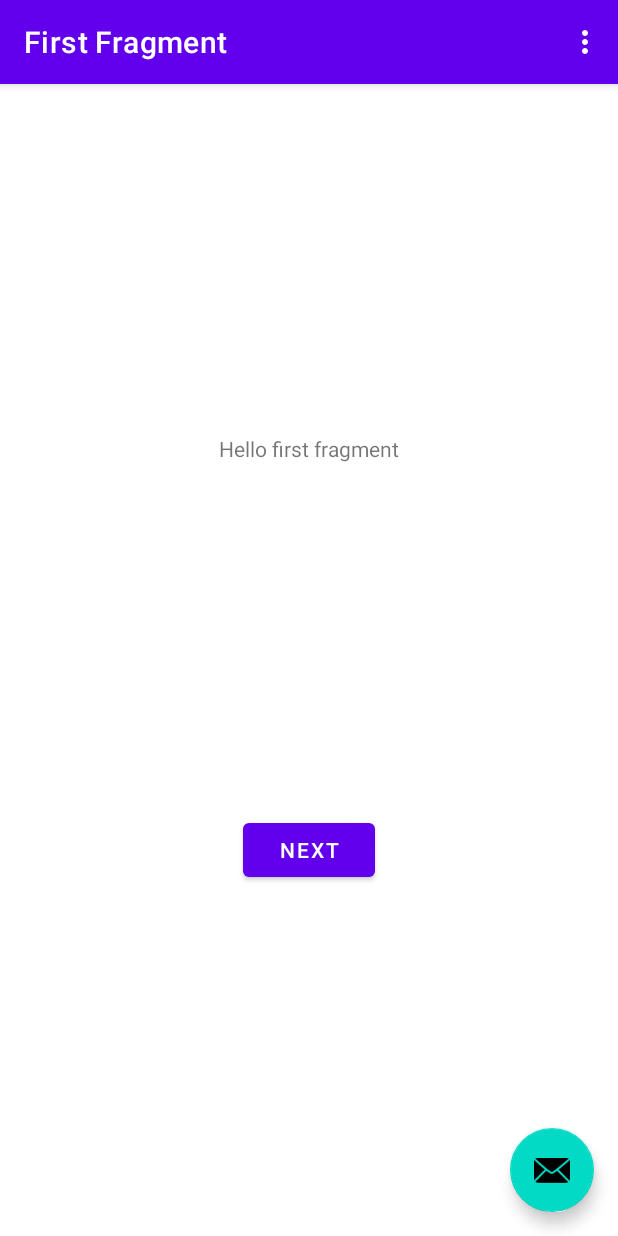
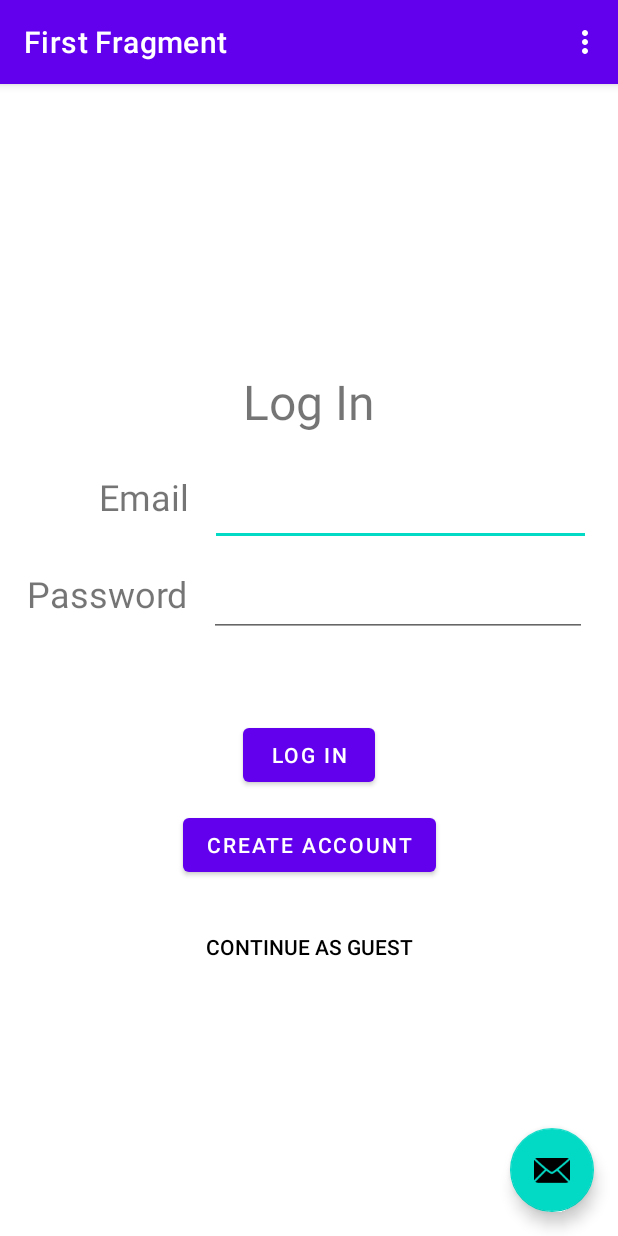
Before and after one commit to yosephkimm/Scavenge, an Android app: the screen it shows after launch (MainActivity), on a phone screen of 412 x 824 dp. Run offline under Robolectric (Android 15) with nearby library versions, the phone set to English and light mode, and no system bars; our stand-ins replace navigation-ui.

Commit message:
added log in page fragment. create account and continue as guest buttons are non-functional

```diff
--- a/app/src/main/res/layout/fragment_first.xml
+++ b/app/src/main/res/layout/fragment_first.xml
@@ -10,7 +10,8 @@
         android:id="@+id/textview_first"
         android:layout_width="wrap_content"
         android:layout_height="wrap_content"
-        android:text="@string/hello_first_fragment"
+        android:text="@string/log_in"
+        android:textSize="32sp"
         app:layout_constraintBottom_toTopOf="@id/login"
         app:layout_constraintEnd_toEndOf="parent"
         app:layout_constraintStart_toStartOf="parent"
@@ -20,9 +21,84 @@
         android:id="@+id/login"
         android:layout_width="wrap_content"
         android:layout_height="wrap_content"
-        android:text="@string/next"
+        android:text="@string/log_in2"
+        app:layout_constraintBottom_toBottomOf="parent"
+        app:layout_constraintEnd_toEndOf="parent"
+        app:layout_constraintHorizontal_bias="0.501"
+        app:layout_constraintStart_toStartOf="parent"
+        app:layout_constraintTop_toTopOf="parent"
+        app:layout_constraintVertical_bias="0.588" />
+
+    <EditText
+        android:id="@+id/editTextTextEmailAddress"
+        android:layout_width="254dp"
+        android:layout_height="49dp"
+        android:layout_marginStart="14dp"
+        android:layout_marginTop="25dp"
+        android:ems="10"
+        android:inputType="textEmailAddress"
+        app:layout_constraintStart_toEndOf="@+id/emailLabel"
+        app:layout_constraintTop_toBottomOf="@+id/textview_first"
+        android:autofillHints="" />
+
+    <TextView
+        android:id="@+id/emailLabel"
+        android:layout_width="wrap_content"
+        android:layout_height="wrap_content"
+        android:layout_marginStart="66dp"
+        android:layout_marginTop="25dp"
+        android:text="@string/email"
+        android:textSize="24sp"
+        app:layout_constraintStart_toStartOf="parent"
+        app:layout_constraintTop_toBottomOf="@+id/textview_first" />
+
+    <EditText
+        android:id="@+id/editTextTextPassword"
+        android:layout_width="252dp"
+        android:layout_height="45dp"
+        android:layout_marginStart="14dp"
+        android:layout_marginTop="15dp"
+        android:ems="10"
+        android:inputType="textPassword"
+        app:layout_constraintStart_toEndOf="@+id/passwordLabel"
+        app:layout_constraintTop_toBottomOf="@+id/editTextTextEmailAddress"
+        android:autofillHints="" />
+
+    <TextView
+        android:id="@+id/passwordLabel"
+        android:layout_width="wrap_content"
+        android:layout_height="wrap_content"
+        android:layout_marginStart="18dp"
+        android:layout_marginTop="32dp"
+        android:text="@string/password"
+        android:textSize="24sp"
+        app:layout_constraintStart_toStartOf="parent"
+        app:layout_constraintTop_toBottomOf="@+id/emailLabel" />
+
+    <Button
+        android:id="@+id/createAccount"
+        android:layout_width="wrap_content"
+        android:layout_height="wrap_content"
+        android:layout_marginTop="11dp"
+        android:text="@string/create_account"
         app:layout_constraintBottom_toBottomOf="parent"
         app:layout_constraintEnd_toEndOf="parent"
         app:layout_constraintStart_toStartOf="parent"
-        app:layout_constraintTop_toBottomOf="@id/textview_first" />
+        app:layout_constraintTop_toBottomOf="@+id/login"
+        app:layout_constraintVertical_bias="0.004" />
+
+    <Button
+        android:id="@+id/button2"
+        style="@style/Widget.AppCompat.Button.Borderless"
+        android:layout_width="wrap_content"
+        android:layout_height="wrap_content"
+        android:layout_marginTop="20dp"
+        android:text="@string/continue_as_guest"
+        android:textColor="@color/black"
+        app:layout_constraintBottom_toBottomOf="parent"
+        app:layout_constraintEnd_toEndOf="parent"
+        app:layout_constraintStart_toStartOf="parent"
+        app:layout_constraintTop_toBottomOf="@+id/createAccount"
+        app:layout_constraintVertical_bias="0.0" />
+
 </androidx.constraintlayout.widget.ConstraintLayout>
--- a/app/src/main/res/values/strings.xml
+++ b/app/src/main/res/values/strings.xml
@@ -11,4 +11,10 @@
     <string name="hello_second_fragment">Hello second fragment. Arg: %1$s</string>
     <!-- TODO: Remove or change this placeholder text -->
     <string name="hello_blank_fragment">Hello blank fragment</string>
+    <string name="password">Password</string>
+    <string name="email">Email</string>
+    <string name="log_in">Log In</string>
+    <string name="log_in2">Log In</string>
+    <string name="create_account">Create Account</string>
+    <string name="continue_as_guest">Continue as Guest</string>
 </resources>
```
